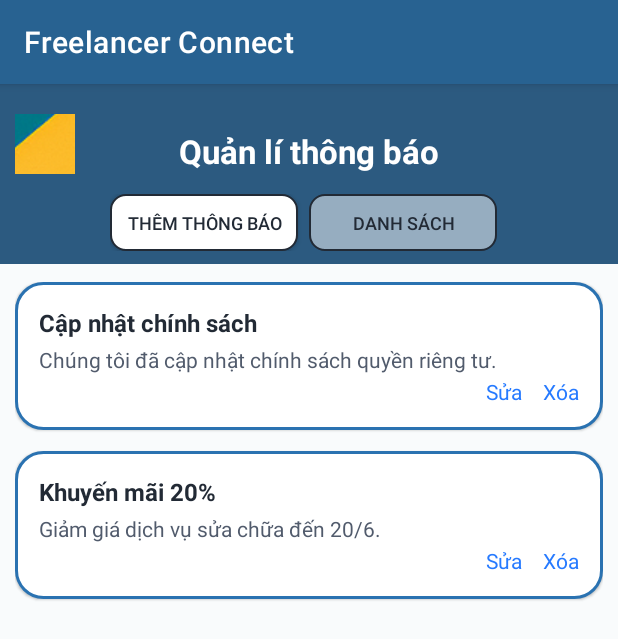
After one commit to Duynguyen162/Freelancer_Connect, an Android app: the fragment ViewNotificationFragment placed in its activity, on a phone screen of 412 x 824 dp. The commit adds this screen. Shown: the top 639 px of the screen. Run offline under Robolectric (Android 15) with nearby library versions, the phone set to English and light mode, and no system bars.

Commit message:
giao diện quản lí thông báo

```diff
--- a/app/src/main/java/com/example/freelancer_connect/AccountManagementActivity.java
+++ b/app/src/main/java/com/example/freelancer_connect/AccountManagementActivity.java
@@ -43,7 +43,7 @@ public class AccountManagementActivity extends AppCompatActivity {
 
         adapter = new UserAdapter(userList);
         recyclerViewUsers.setAdapter(adapter);
-        recyclerViewUsers.setLayoutManager(new GridLayoutManager(this, 3));
+        recyclerViewUsers.setLayoutManager(new GridLayoutManager(this, 2));
 
         adapter.setOnItemClickListener(user -> {
             Intent intent = new Intent(AccountManagementActivity.this, ProfileCustomActivity.class);
--- /dev/null
+++ b/app/src/main/java/com/example/freelancer_connect/Fragment/AddNotificationFragment.java
@@ -0,0 +1,22 @@
+package com.example.freelancer_connect.Fragment;
+
+import android.os.Bundle;
+import android.view.LayoutInflater;
+import android.view.View;
+import android.view.ViewGroup;
+
+import androidx.annotation.NonNull;
+import androidx.annotation.Nullable;
+import androidx.fragment.app.Fragment;
+
+import com.example.freelancer_connect.R;
+
+public class AddNotificationFragment extends Fragment {
+    @Nullable
+    @Override
+    public View onCreateView(@NonNull LayoutInflater inflater,
+                             @Nullable ViewGroup container,
+                             @Nullable Bundle savedInstanceState) {
+        return inflater.inflate(R.layout.fragment_add_notification, container, false);
+    }
+}
--- /dev/null
+++ b/app/src/main/java/com/example/freelancer_connect/Fragment/ViewNotificationFragment.java
@@ -0,0 +1,22 @@
+package com.example.freelancer_connect.Fragment;
+
+import android.os.Bundle;
+import android.view.LayoutInflater;
+import android.view.View;
+import android.view.ViewGroup;
+
+import androidx.annotation.NonNull;
+import androidx.annotation.Nullable;
+import androidx.fragment.app.Fragment;
+
+import com.example.freelancer_connect.R;
+
+public class ViewNotificationFragment extends Fragment {
+    @Nullable
+    @Override
+    public View onCreateView(@NonNull LayoutInflater inflater,
+                             @Nullable ViewGroup container,
+                             @Nullable Bundle savedInstanceState) {
+        return inflater.inflate(R.layout.fragment_view_notification, container, false);
+    }
+}
--- a/app/src/main/java/com/example/freelancer_connect/HomeAdminActivity.java
+++ b/app/src/main/java/com/example/freelancer_connect/HomeAdminActivity.java
@@ -11,7 +11,9 @@ import androidx.core.view.ViewCompat;
 import androidx.core.view.WindowInsetsCompat;
 
 public class HomeAdminActivity extends AppCompatActivity {
-    LinearLayout AccountManagement;
+    LinearLayout AccountManagement , notificationNanagement ,
+            authenticateRegistration,decentralization, statistical, serviceDirectory;
+
     @Override
     protected void onCreate(Bundle savedInstanceState) {
         super.onCreate(savedInstanceState);
@@ -24,10 +26,15 @@ public class HomeAdminActivity extends AppCompatActivity {
         });
 
         AccountManagement = findViewById(R.id.account_management);
+        notificationNanagement=findViewById(R.id.notification_management);
 
         AccountManagement.setOnClickListener(v -> {
             Intent intent = new Intent(this ,AccountManagementActivity.class);
             startActivity(intent);
         });
+        notificationNanagement.setOnClickListener(v -> {
+            Intent intent = new Intent(this ,NotificationManagementActivity.class);
+            startActivity(intent);
+        });
     }
 }
--- /dev/null
+++ b/app/src/main/java/com/example/freelancer_connect/NotificationManagementActivity.java
@@ -0,0 +1,57 @@
+package com.example.freelancer_connect;
+
+import android.os.Bundle;
+import android.widget.Button;
+
+import androidx.activity.EdgeToEdge;
+import androidx.appcompat.app.AppCompatActivity;
+import androidx.core.graphics.Insets;
+import androidx.core.view.ViewCompat;
+import androidx.core.view.WindowInsetsCompat;
+import androidx.fragment.app.Fragment;
+
+import com.example.freelancer_connect.Fragment.AddNotificationFragment;
+import com.example.freelancer_connect.Fragment.ViewNotificationFragment;
+
+public class NotificationManagementActivity extends AppCompatActivity {
+    Button btnSendNotification , btnViewNotification, btnAddNotification;
+
+    @Override
+    protected void onCreate(Bundle savedInstanceState) {
+        super.onCreate(savedInstanceState);
+        EdgeToEdge.enable(this);
+        setContentView(R.layout.activity_notification_management);
+        ViewCompat.setOnApplyWindowInsetsListener(findViewById(R.id.activity_notification_management), (v, insets) -> {
+            Insets systemBars = insets.getInsets(WindowInsetsCompat.Type.systemBars());
+            v.setPadding(systemBars.left, systemBars.top, systemBars.right, systemBars.bottom);
+            return insets;
+        });
+        //thêm thôn báo
+        btnAddNotification = findViewById(R.id.btn_add_notification);
+        //danh sách thông báo
+        btnViewNotification = findViewById(R.id.btn_view_notification);
+
+        // Mặc định hiển thị fragment đầu tiên
+        btnAddNotification.setSelected(true);
+        loadFragment(new AddNotificationFragment());
+
+        btnAddNotification.setOnClickListener(v -> {
+            loadFragment(new AddNotificationFragment());
+            btnAddNotification.setSelected(true);
+            btnViewNotification.setSelected(false);
+        });
+
+        btnViewNotification.setOnClickListener(v -> {
+            loadFragment(new ViewNotificationFragment());
+            btnAddNotification.setSelected(false);
+            btnViewNotification.setSelected(true);
+        });
+    }
+
+    private void loadFragment(Fragment fragment) {
+        getSupportFragmentManager()
+                .beginTransaction()
+                .replace(R.id.fragment_container, fragment)
+                .commit();
+    }
+}
--- /dev/null
+++ b/app/src/main/res/drawable/bg_header_button.xml
@@ -0,0 +1,31 @@
+<?xml version="1.0" encoding="utf-8"?>
+<selector xmlns:android="http://schemas.android.com/apk/res/android">
+    <!-- Trạng thái được chọn -->
+    <item android:state_selected="true">
+        <shape android:shape="rectangle">
+            <solid android:color="#FFFFFF" /> <!-- trắng đậm -->
+            <stroke android:width="1dp" android:color="#222A35" />
+            <corners android:radius="10dp" />
+            <padding
+                android:left="8dp"
+                android:top="4dp"
+                android:right="8dp"
+                android:bottom="4dp" />
+        </shape>
+    </item>
+
+    <!-- Trạng thái chưa chọn -->
+    <item>
+        <shape android:shape="rectangle">
+            <solid android:color="#80FFFFFF" /> <!-- trắng mờ 50% -->
+            <stroke android:width="1dp" android:color="#222A35" />
+            <corners android:radius="10dp" />
+            <padding
+                android:left="8dp"
+                android:top="4dp"
+                android:right="8dp"
+                android:bottom="4dp" />
+        </shape>
+    </item>
+
+</selector>
--- a/app/src/main/res/layout/activity_home_admin.xml
+++ b/app/src/main/res/layout/activity_home_admin.xml
@@ -81,6 +81,7 @@
 
             <!-- Box 2 -->
             <LinearLayout
+                android:id="@+id/notification_management"
                 android:layout_width="0dp"
                 android:layout_height="120dp"
                 android:layout_rowWeight="1"
@@ -106,6 +107,7 @@
 
             <!-- Box 3: Xác thực đăng kí làm dịch vụ -->
             <LinearLayout
+                android:id="@+id/authenticate_registration"
                 android:layout_width="0dp"
                 android:layout_height="120dp"
                 android:layout_columnWeight="1"
@@ -131,6 +133,7 @@
 
             <!-- Box 4: Danh mục các dịch vụ -->
             <LinearLayout
+                android:id="@+id/service_directory"
                 android:layout_width="0dp"
                 android:layout_height="120dp"
                 android:layout_columnWeight="1"
@@ -156,6 +159,7 @@
 
             <!-- Box 5: Thống kê -->
             <LinearLayout
+                android:id="@+id/statistical"
                 android:layout_width="0dp"
                 android:layout_height="120dp"
                 android:layout_columnWeight="1"
@@ -180,6 +184,7 @@
 
             <!-- Box 6: Phân quyền -->
             <LinearLayout
+                android:id="@+id/decentralization"
                 android:layout_width="0dp"
                 android:layout_height="120dp"
                 android:layout_columnWeight="1"
--- /dev/null
+++ b/app/src/main/res/layout/activity_notification_management.xml
@@ -0,0 +1,76 @@
+<LinearLayout
+    xmlns:android="http://schemas.android.com/apk/res/android"
+    android:id="@+id/activity_notification_management"
+    android:layout_width="match_parent"
+    android:layout_height="match_parent"
+    android:orientation="vertical"
+    android:background="#F9FBFC">
+
+    <!-- Header -->
+    <RelativeLayout
+        android:layout_width="match_parent"
+        android:layout_height="120dp"
+        android:background="#2C5A80">
+
+        <!-- Back Button -->
+        <ImageButton
+            android:id="@+id/btn_back"
+            android:layout_width="40dp"
+            android:layout_height="40dp"
+            android:layout_marginStart="10dp"
+            android:layout_marginTop="20dp"
+            android:background="@null"
+            android:src="@drawable/ic_logo" />
+
+        <!-- Title -->
+        <TextView
+            android:id="@+id/tv_title"
+            android:layout_width="wrap_content"
+            android:layout_height="wrap_content"
+            android:text="Quản lí thông báo"
+            android:textColor="#FFFFFF"
+            android:textSize="22sp"
+            android:textStyle="bold"
+            android:layout_centerHorizontal="true"
+            android:layout_marginTop="30dp"/>
+
+        <!-- Button Bar -->
+        <LinearLayout
+            android:id="@+id/layout_button_bar"
+            android:orientation="horizontal"
+            android:layout_width="wrap_content"
+            android:layout_height="38dp"
+            android:layout_below="@id/tv_title"
+            android:layout_centerHorizontal="true"
+            android:layout_marginTop="14dp">
+
+            <android.widget.Button
+                android:id="@+id/btn_add_notification"
+                android:layout_width="125dp"
+                android:layout_height="38dp"
+                android:text="Thêm thông báo"
+                android:background="@drawable/bg_header_button"
+                android:textColor="#222A35"
+                android:textSize="12sp"
+                android:layout_marginEnd="7dp" />
+
+
+            <android.widget.Button
+                android:id="@+id/btn_view_notification"
+                android:layout_width="125dp"
+                android:layout_height="38dp"
+                android:text="Danh sách"
+                android:background="@drawable/bg_header_button"
+                android:textColor="#222A35"
+                android:textSize="12sp"
+                android:layout_marginEnd="7dp"/>
+        </LinearLayout>
+
+    </RelativeLayout>
+    <!-- Chỗ chứa Fragment -->
+    <FrameLayout
+        android:id="@+id/fragment_container"
+        android:layout_width="match_parent"
+        android:layout_height="0dp"
+        android:layout_weight="1"/>
+</LinearLayout>
--- /dev/null
+++ b/app/src/main/res/layout/fragment_add_notification.xml
@@ -0,0 +1,77 @@
+<?xml version="1.0" encoding="utf-8"?>
+<LinearLayout xmlns:android="http://schemas.android.com/apk/res/android"
+    android:id="@+id/layout_input_content"
+    android:layout_width="match_parent"
+    android:layout_height="wrap_content"
+    android:orientation="vertical"
+    android:padding="24dp">
+
+    <!-- Send To -->
+    <TextView
+        android:id="@+id/tv_gui_den"
+        android:layout_width="wrap_content"
+        android:layout_height="wrap_content"
+        android:text="Gửi đến:"
+        android:textSize="16sp"
+        android:textColor="#222A35"
+        android:layout_marginTop="8dp" />
+
+    <Spinner
+        android:id="@+id/spinner_nguoi_dung"
+        android:layout_width="match_parent"
+        android:layout_height="48dp"
+        android:layout_marginTop="8dp"
+        android:background="@drawable/bg_search"
+        android:entries="@array/user_types" />
+
+    <!-- Title -->
+    <TextView
+        android:id="@+id/tv_tieu_de"
+        android:layout_width="wrap_content"
+        android:layout_height="wrap_content"
+        android:text="Tiêu đề:"
+        android:textSize="16sp"
+        android:textColor="#222A35"
+        android:layout_marginTop="16dp" />
+
+    <EditText
+        android:id="@+id/edt_tieu_de"
+        android:layout_width="match_parent"
+        android:layout_height="48dp"
+        android:hint="VD: cập nhật chính sách mới"
+        android:textSize="15sp"
+        android:background="@drawable/bg_search"
+        android:layout_marginTop="8dp" />
+
+    <!-- Content -->
+    <TextView
+        android:id="@+id/tv_noi_dung"
+        android:layout_width="wrap_content"
+        android:layout_height="wrap_content"
+        android:text="Nội dung:"
+        android:textSize="16sp"
+        android:textColor="#222A35"
+        android:layout_marginTop="16dp" />
+
+    <EditText
+        android:id="@+id/edt_noi_dung"
+        android:layout_width="match_parent"
+        android:layout_height="160dp"
+        android:hint=""
+        android:textSize="15sp"
+        android:background="@drawable/bg_search"
+        android:gravity="top"
+        android:inputType="textMultiLine"
+        android:layout_marginTop="8dp" />
+
+    <Button
+        android:id="@+id/btn_gui_thong_bao"
+        android:layout_width="match_parent"
+        android:layout_height="48dp"
+        android:text="Gửi thông báo"
+        android:textSize="16sp"
+        android:textColor="#FFFFFF"
+        android:background="@drawable/bg_btn"
+        android:layout_marginTop="24dp" />
+
+</LinearLayout>
--- /dev/null
+++ b/app/src/main/res/layout/fragment_view_notification.xml
@@ -0,0 +1,126 @@
+<LinearLayout
+    xmlns:android="http://schemas.android.com/apk/res/android"
+    android:id="@+id/layout_notification_screen"
+    android:layout_width="match_parent"
+    android:layout_height="match_parent"
+    android:orientation="vertical"
+    android:background="#F9FBFC"
+    android:paddingTop="12dp"
+    android:paddingBottom="12dp"
+    android:paddingStart="10dp"
+    android:paddingEnd="10dp">
+
+    <!-- Card: Cập nhật chính sách -->
+    <LinearLayout
+        android:id="@+id/card_update_policy"
+        android:layout_width="match_parent"
+        android:layout_height="wrap_content"
+        android:orientation="vertical"
+        android:layout_marginBottom="14dp"
+        android:background="@drawable/bg_search"
+        android:padding="16dp"
+        android:elevation="1dp">
+
+        <TextView
+            android:id="@+id/tv_title_update_policy"
+            android:layout_width="wrap_content"
+            android:layout_height="wrap_content"
+            android:text="Cập nhật chính sách"
+            android:textStyle="bold"
+            android:textSize="16sp"
+            android:textColor="#222A35" />
+
+        <TextView
+            android:id="@+id/tv_content_update_policy"
+            android:layout_width="wrap_content"
+            android:layout_height="wrap_content"
+            android:text="Chúng tôi đã cập nhật chính sách quyền riêng tư."
+            android:textSize="14sp"
+            android:textColor="#515B6C"
+            android:layout_marginTop="4dp"/>
+
+        <LinearLayout
+            android:layout_width="wrap_content"
+            android:layout_height="wrap_content"
+            android:orientation="horizontal"
+            android:layout_gravity="end"
+            android:layout_marginTop="2dp">
+
+            <TextView
+                android:id="@+id/tv_edit_update_policy"
+                android:layout_width="wrap_content"
+                android:layout_height="wrap_content"
+                android:text="Sửa"
+                android:textSize="14sp"
+                android:textColor="#267AFF"
+                android:paddingEnd="14dp"
+                android:clickable="true"/>
+            <TextView
+                android:id="@+id/tv_delete_update_policy"
+                android:layout_width="wrap_content"
+                android:layout_height="wrap_content"
+                android:text="Xóa"
+                android:textSize="14sp"
+                android:textColor="#267AFF"
+                android:clickable="true"/>
+        </LinearLayout>
+    </LinearLayout>
+
+    <!-- Card: Khuyến mãi 20% -->
+    <LinearLayout
+        android:id="@+id/card_discount_20"
+        android:layout_width="match_parent"
+        android:layout_height="wrap_content"
+        android:orientation="vertical"
+        android:background="@drawable/bg_search"
+        android:padding="16dp"
+        android:elevation="1dp">
+
+        <TextView
+            android:id="@+id/tv_title_discount_20"
+            android:layout_width="wrap_content"
+            android:layout_height="wrap_content"
+            android:text="Khuyến mãi 20%"
+            android:textStyle="bold"
+            android:textSize="16sp"
+            android:textColor="#222A35" />
+
+        <TextView
+            android:id="@+id/tv_content_discount_20"
+            android:layout_width="wrap_content"
+            android:layout_height="wrap_content"
+            android:text="Giảm giá dịch vụ sửa chữa đến 20/6."
+            android:textSize="14sp"
+            android:textColor="#515B6C"
+            android:layout_marginTop="4dp"/>
+
+        <LinearLayout
+            android:layout_width="wrap_content"
+            android:layout_height="wrap_content"
+            android:orientation="horizontal"
+            android:layout_gravity="end"
+            android:layout_marginTop="2dp">
+
+            <TextView
+                android:id="@+id/tv_edit_discount_20"
+                android:layout_width="wrap_content"
+                android:layout_height="wrap_content"
+                android:text="Sửa"
+                android:textSize="14sp"
+                android:textColor="#267AFF"
+                android:paddingEnd="14dp"
+                android:clickable="true"/>
+            <TextView
+                android:id="@+id/tv_delete_discount_20"
+                android:layout_width="wrap_content"
+                android:layout_height="wrap_content"
+                android:text="Xóa"
+                android:textSize="14sp"
+                android:textColor="#267AFF"
+                android:clickable="true"/>
+        </LinearLayout>
+    </LinearLayout>
+
+    <!-- Nếu có thêm thông báo, chỉ cần copy một card như trên -->
+
+</LinearLayout>
--- a/app/src/main/res/values/strings.xml
+++ b/app/src/main/res/values/strings.xml
@@ -1,6 +1,9 @@
 <resources>
-    <string name="app_name">Freelancer_connect</string>
-    <!-- TODO: Remove or change this placeholder text -->
-    <string name="hello_blank_fragment">Hello blank fragment</string>
-    <string name="action_search">Tìm kiếm</string>
+    <string name="app_name">Freelancer Connect</string>
+
+    <string-array name="user_types">
+        <item>Tất cả người dùng</item>
+        <item>Nhà cung cấp dịch vụ</item>
+        <item>Khách thuê dịch vụ</item>
+    </string-array>
 </resources>
```
Also changed, not shown: app/src/main/AndroidManifest.xml (+6 -2 lines).
